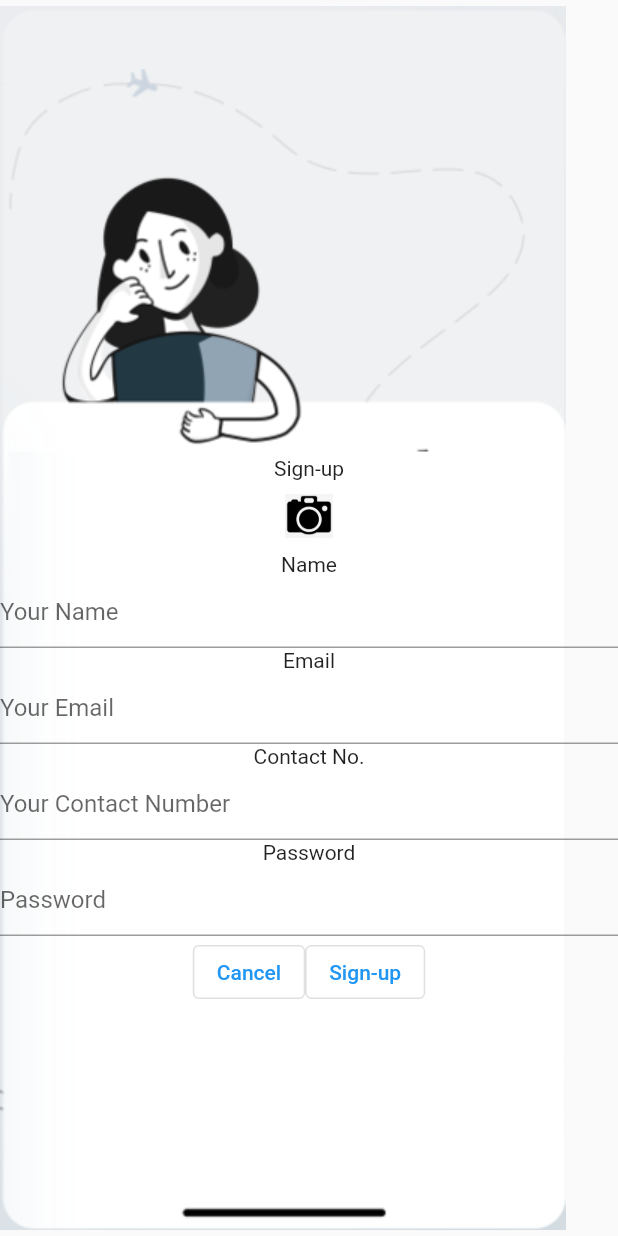
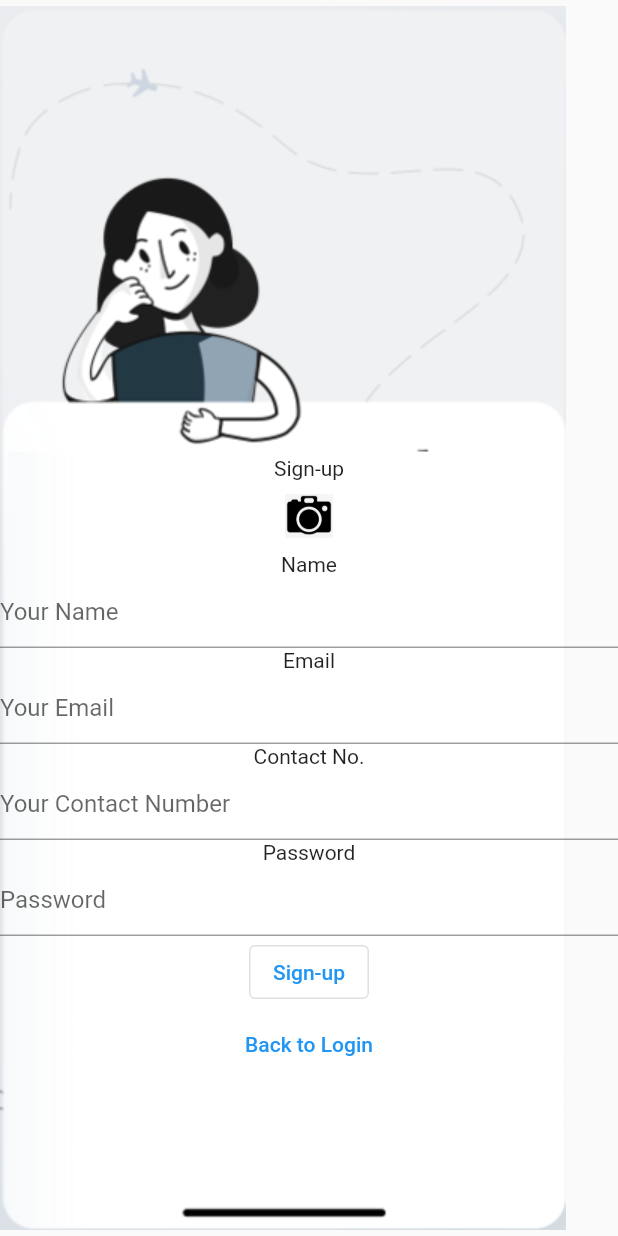
Before and after one commit to amigosilo/Login_Screen, a Flutter app: the Screen2 screen opened directly, on a phone screen of 412 x 824 dp. Run offline on Flutter 3.47's test engine with Material 2 defaults, Android fonts, the phone set to English and light mode, and no system bars.

Commit message:
Changed 'Cancel' button to 'Back to Login' text button

```diff
--- a/lib/screen2.dart
+++ b/lib/screen2.dart
@@ -66,10 +66,13 @@ class _Screen2State extends State<Screen2> {
                     ),
                     obscureText: true,
                   ),
-                  Row( // Row for buttons
-                    mainAxisAlignment: MainAxisAlignment.center,
-                    children: [
-                      OutlinedButton( // Button to cancel sign-up and return to Screen 1
+                  OutlinedButton( // Button to sign-up (function not implemented)
+                    onPressed: (){}, // Placeholder function
+                    child: const Text(
+                      'Sign-up',
+                    ),
+                  ),
+                  TextButton( // Button to cancel sign-up and return to Screen 1
                     onPressed: (){
                       Navigator.push(
                         context,
@@ -79,17 +82,9 @@ class _Screen2State extends State<Screen2> {
                       );
                     },
                     child: const Text(
-                          'Cancel',
+                      'Back to Login',
                     ),
                   ),
-                      OutlinedButton( // Button to sign-up (function not implemented)
-                        onPressed: (){}, // Placeholder function
-                        child: const Text(
-                          'Sign-up',
-                        ),
-                      ),
-                    ],
-                  )
                 ],
               ),
             ),
```
Lines whose indentation alone changed are shown as unchanged.
